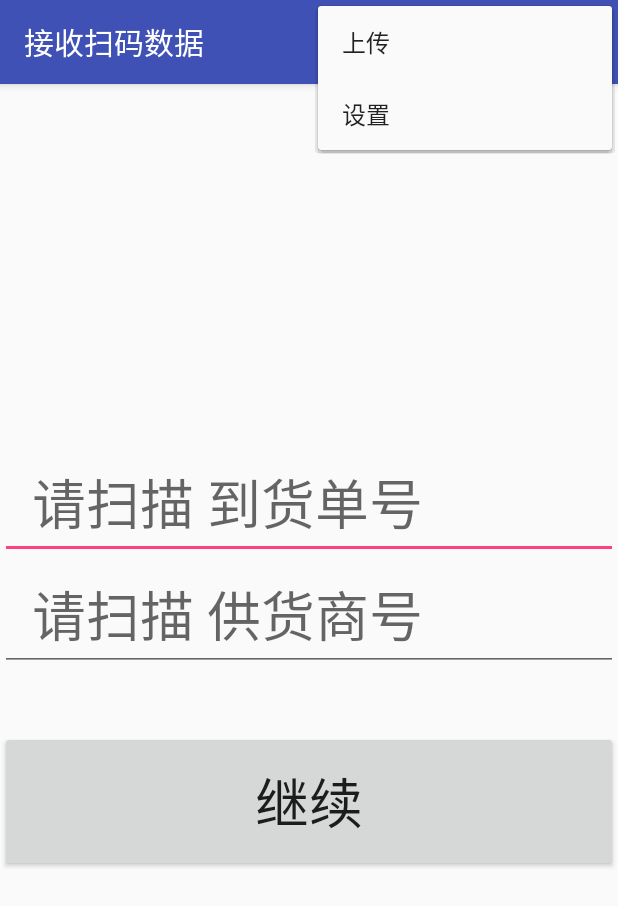
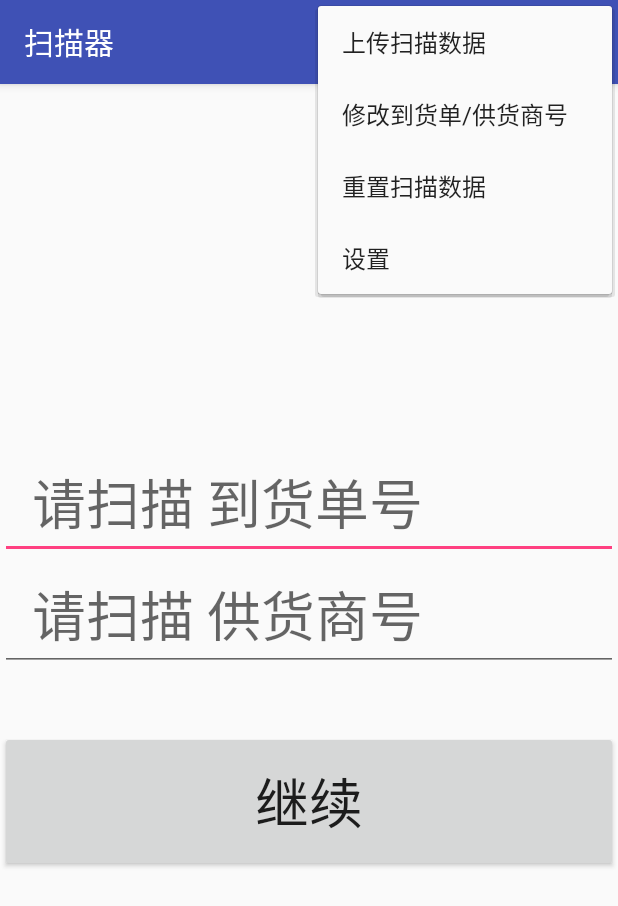
Before and after one commit to QACBoy/Logistics, an Android app: the MainActivity screen opened directly, with no data from a screen before it, with the options menu open, on a phone screen of 412 x 824 dp. Shown: the top 906 px of the screen. Run offline under Robolectric (Android 15) with nearby library versions, the phone set to English and light mode, and no system bars; libraries missing offline, so code that uses them is left out: co.dift.ui, com.orhanobut.dialogplus, org.feezu.liuli.

Commit message:
Complex9.0.1

```diff
--- a/app/src/main/AndroidManifest.xml
+++ b/app/src/main/AndroidManifest.xml
@@ -9,7 +9,7 @@
     <application
         android:name=".MyApp"
         android:allowBackup="true"
-        android:icon="@mipmap/ic_launcher"
+        android:icon="@mipmap/logo"
         android:label="@string/app_name"
         android:supportsRtl="true"
         android:theme="@style/AppTheme"
--- a/app/src/main/java/com/example/scandemo5/Activity/MainActivity.java
+++ b/app/src/main/java/com/example/scandemo5/Activity/MainActivity.java
@@ -1,6 +1,5 @@
 package com.example.scandemo5.Activity;
 
-import android.content.Context;
 import android.content.Intent;
 import android.content.IntentFilter;
 import android.graphics.Color;
@@ -9,7 +8,7 @@ import android.support.design.widget.Snackbar;
 import android.support.v7.app.AppCompatActivity;
 import android.support.v7.widget.LinearLayoutManager;
 import android.support.v7.widget.RecyclerView;
-import android.view.KeyEvent;
+import android.view.Gravity;
 import android.view.LayoutInflater;
 import android.view.Menu;
 import android.view.MenuInflater;
@@ -17,8 +16,7 @@ import android.view.MenuItem;
 import android.view.MotionEvent;
 import android.view.View;
 import android.view.ViewGroup;
-import android.view.WindowManager;
-import android.view.inputmethod.InputMethodManager;
+import android.widget.ArrayAdapter;
 import android.widget.BaseAdapter;
 import android.widget.EditText;
 import android.widget.ImageView;
@@ -65,8 +63,6 @@ public class MainActivity extends AppCompatActivity {
         Global.setTYPE_SCA(Global.GoodsNo);
         setContentView(R.layout.handle);
         tabltLayout = (TableLayout) findViewById(R.id.table);
-
-
         BindRectclerView();
     }
 
@@ -84,7 +80,7 @@ public class MainActivity extends AppCompatActivity {
                 //do something
                 final int pos = removeScanData(itemData);
                 if(-1 != pos) {
-                    displaySnackbar("移除编码为" + itemData.barcode + "的商品", "撤销", new View.OnClickListener() {
+                    displaySnackbar(pos + "-移除" + itemData.barcode + "的商品", "撤销", new View.OnClickListener() {
                         @Override
                         public void onClick(View v) {
                             addScanData(pos, itemData);
@@ -101,7 +97,7 @@ public class MainActivity extends AppCompatActivity {
 
                 Global.ShowUI_Scanmap = Global.ScanDataToJMap(Global.upLoad.list.get(Postion));
 
-                showMsg();
+                alertUpdateScannData();
                 return true;
             }
 
@@ -128,7 +124,56 @@ public class MainActivity extends AppCompatActivity {
         });
     }
 
-    private void showMsg(){
+    private interface MsgCallBack{  //弹窗回调
+        void confirm(DialogPlus dialog);
+    }
+    private void showMsg(final String title, final String msg, final MsgCallBack callBack){
+        DialogPlus dialog = DialogPlus.newDialog(this)
+                .setExpanded(false)  // This will enable the expand feature, (similar to android L share dialog)
+                .setGravity(Gravity.CENTER)
+                .setAdapter(new BaseAdapter() {
+                    @Override
+                    public int getCount() {
+                        return 1;
+                    }
+
+                    @Override
+                    public Object getItem(int position) {
+                        return null;
+                    }
+
+                    @Override
+                    public long getItemId(int position) {
+                        return position;
+                    }
+
+                    @Override
+                    public View getView(int position, View convertView, ViewGroup parent) {
+                        convertView = getLayoutInflater().inflate(R.layout.show_msg,null);
+                        ((TextView)convertView.findViewById(R.id.title_msg)).setText(title);
+                        ((TextView)convertView.findViewById(R.id.content_msg)).setText(msg);
+                        return convertView;
+                    }
+                })
+                .setFooter(R.layout.msg_foot)
+                .setOnClickListener(new OnClickListener() {
+                    @Override
+                    public void onClick(DialogPlus dialog, View view) {
+                        switch (view.getId()){
+                            case R.id.msg_footer_close_button://点击关闭按钮
+                                dialog.dismiss();
+                                break;
+                            case R.id.msg_footer_confirm_button://点击保存按钮
+                                callBack.confirm(dialog);
+                                break;
+                        }
+                    }
+                })
+                .create();
+        dialog.show();
+    }
+
+    private void alertUpdateScannData(){
         DialogPlus dialog = DialogPlus.newDialog(this)
                 .setAdapter(new BaseAdapter() {
                     @Override
@@ -240,14 +285,18 @@ public class MainActivity extends AppCompatActivity {
     private void ToMain() {
         Global.setTYPE_SCA(Global.ComeGoodsNo);
         setContentView(R.layout.procure);
-        findViewById(R.id.procure_no).setOnTouchListener(new View.OnTouchListener() {
+        EditText procure_no = (EditText) findViewById(R.id.procure_no);
+        EditText come_goods_no = (EditText) findViewById(R.id.come_goods_no);
+        procure_no.setText(Global.upLoad.procure_no);
+        come_goods_no.setText(Global.upLoad.come_goods_no);
+        procure_no.setOnTouchListener(new View.OnTouchListener() {
             @Override
             public boolean onTouch(View v, MotionEvent event) {
                 Global.setTYPE_SCA(Global.Procure);
                 return false;
             }
         });
-        findViewById(R.id.come_goods_no).setOnTouchListener(new View.OnTouchListener() {
+        come_goods_no.setOnTouchListener(new View.OnTouchListener() {
             @Override
             public boolean onTouch(View v, MotionEvent event) {
                 Global.setTYPE_SCA(Global.ComeGoodsNo);
@@ -262,6 +311,7 @@ public class MainActivity extends AppCompatActivity {
                 if(!Global.isNullorEmpty(no) && !Global.isNullorEmpty(com_no)) {
                     Global.PROCURENO = no;
                     Global.upLoad.procure_no = no;
+                    Global.upLoad.come_goods_no = com_no;
                     ToScanner();
                 }else {
                     Toast.makeText(MyApp.getContext(),"请扫描或者输入入库单号",Toast.LENGTH_SHORT).show();
@@ -383,11 +433,31 @@ public class MainActivity extends AppCompatActivity {
 
     }
 
+    private MenuItem count;
     @Override
     public boolean onCreateOptionsMenu(Menu menu) {
         // Inflate the menu items for use in the action bar
         MenuInflater inflater = getMenuInflater();
         inflater.inflate(R.menu.actionbar, menu);
+        count = menu.findItem(R.id.action_count);
+        new Thread(new Runnable() {
+            @Override
+            public void run() {
+                while (!isFinishing()) {
+                    runOnUiThread(new Runnable() {
+                        @Override
+                        public void run() {
+                            count.setTitle(String.valueOf(Global.upLoad.list.size()));
+                        }
+                    });
+                    try {
+                        Thread.sleep(1000);
+                    } catch (InterruptedException e) {
+                        e.printStackTrace();
+                    }
+                }
+            }
+        }).start();
         return super.onCreateOptionsMenu(menu);
     }
 
@@ -395,7 +465,32 @@ public class MainActivity extends AppCompatActivity {
 
     @Override
     public boolean onOptionsItemSelected(MenuItem item) {
-        startActivity(new Intent(MainActivity.this,SetActivity.class));
+        switch (item.getItemId()){
+            case R.id.action_upload:
+                showMsg("确定", "确定上传吗？", new MsgCallBack() {
+                    @Override
+                    public void confirm(DialogPlus dialog) {
+                        dialog.dismiss();
+                    }
+                });
+                break;
+            case R.id.action_update_no:
+                ToMain();
+                break;
+            case R.id.action_reset:
+                showMsg("警告", "此举将清空所有已扫描数据 您确定吗？", new MsgCallBack() {
+                    @Override
+                    public void confirm(DialogPlus dialog) {
+                        Global.upLoad = new UpLoad();
+                        ToMain();
+                    }
+                });
+                break;
+            case R.id.action_set:
+                startActivity(new Intent(MainActivity.this,SetActivity.class));
+                break;
+
+        }
         return super.onOptionsItemSelected(item);
     }
 
--- a/app/src/main/java/com/example/scandemo5/Data/UpLoad.java
+++ b/app/src/main/java/com/example/scandemo5/Data/UpLoad.java
@@ -28,6 +28,7 @@ public class UpLoad {
         return DJson.ObjectToJson(this);
     }
 
+
     public static class ScanData{
         public String barcode;
         public String goods_no;
--- /dev/null
+++ b/app/src/main/res/drawable/selector_bg_button.xml
@@ -0,0 +1,5 @@
+<?xml version="1.0" encoding="utf-8"?>
+<selector xmlns:android="http://schemas.android.com/apk/res/android">
+    <item android:drawable="@color/overlay_light" android:state_pressed="true"/>
+    <item android:drawable="@android:color/transparent"/>
+</selector>
--- a/app/src/main/res/layout/item_view.xml
+++ b/app/src/main/res/layout/item_view.xml
@@ -70,6 +70,7 @@
             android:layout_width="wrap_content"
             android:layout_height="wrap_content"
             android:textSize="14dp" />
+
     </RelativeLayout>
 
 
--- a/app/src/main/res/menu/actionbar.xml
+++ b/app/src/main/res/menu/actionbar.xml
@@ -2,11 +2,23 @@
 <menu xmlns:app="http://schemas.android.com/apk/res-auto"
     xmlns:android="http://schemas.android.com/apk/res/android">
     <item
+        android:id="@+id/action_count"
+        android:title="0"
+        app:showAsAction="always" />
+    <item
         android:id="@+id/action_upload"
-        android:title="上传"
+        android:title="上传扫描数据"
         app:showAsAction="never" />
     <item
-        android:id="@+id/action_search"
+        android:id="@+id/action_update_no"
+        android:title="修改到货单/供货商号"
+        app:showAsAction="never" />
+    <item
+        android:id="@+id/action_reset"
+        android:title="重置扫描数据"
+        app:showAsAction="never" />
+    <item
+        android:id="@+id/action_set"
         android:icon="@drawable/action_settings"
         android:title="设置"
         app:showAsAction="never" />
--- a/app/src/main/res/values/colors.xml
+++ b/app/src/main/res/values/colors.xml
@@ -11,4 +11,5 @@
     <color name="icons">#FFF</color>
     <color name="item_background">#FFF</color>
     <color name="overlay_light">#F8F8F8</color>
+    <color name="disenable">#7f7f7f</color>
 </resources>
--- a/app/src/main/res/values/strings.xml
+++ b/app/src/main/res/values/strings.xml
@@ -1,3 +1,3 @@
 <resources>
-    <string name="app_name">接收扫码数据</string>
+    <string name="app_name">扫描器</string>
 </resources>
```
Also changed, not shown: app/src/main/res/layout/dialog_foot.xml (added, +37 -0 lines), app/src/main/res/layout/msg_foot.xml (added, +29 -0 lines), app/src/main/res/layout/show_msg.xml (added, +24 -0 lines), app/src/main/res/mipmap-mdpi/accept.png (added), app/src/main/res/mipmap-mdpi/gear.png (added), app/src/main/res/mipmap-mdpi/logo.png (added), app/src/main/res/mipmap-mdpi/warning.png (added).
